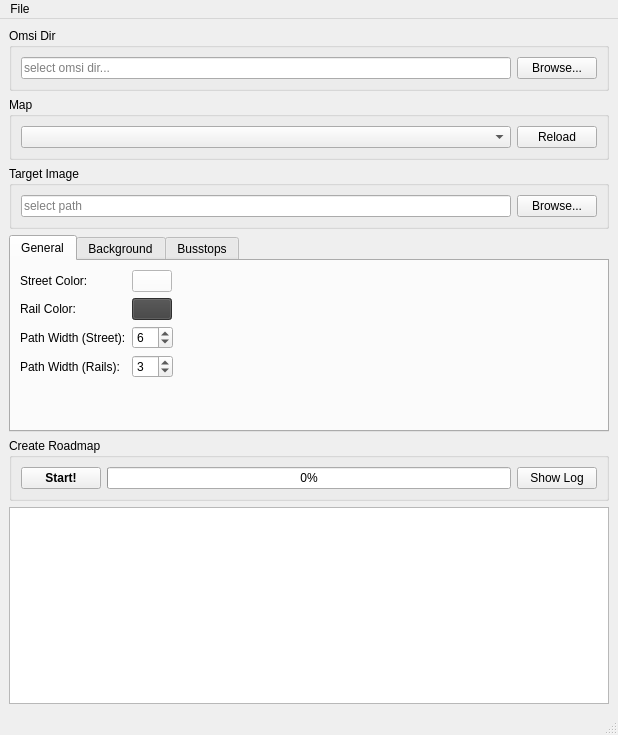
ma7t3/OmsiRoadmapTool, file mainwindow.ui: the form before one commit.
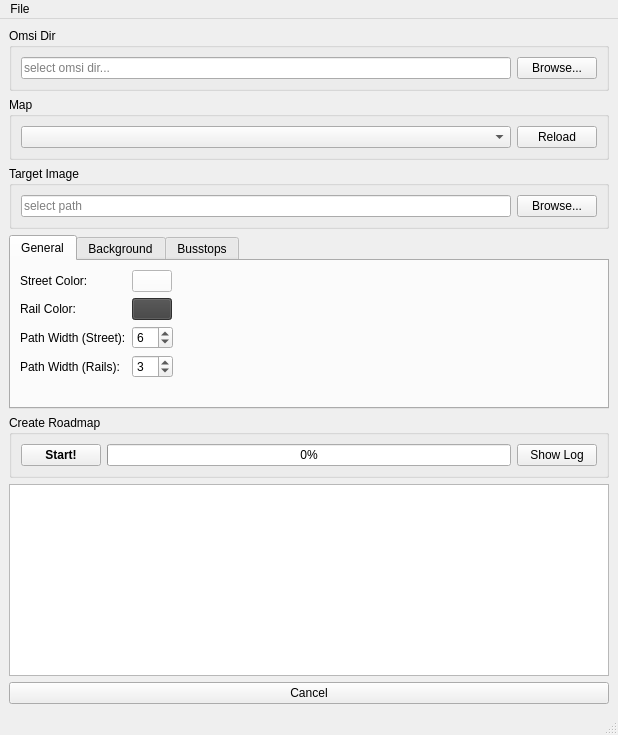
The form after the commit.

Commit message: Add cancel function

Patch:
```diff
--- a/mainwindow.ui
+++ b/mainwindow.ui
@@ -453,6 +453,13 @@
     <item>
      <widget class="QListWidget" name="lwLog"/>
     </item>
+    <item>
+     <widget class="QPushButton" name="pbCancel">
+      <property name="text">
+       <string>Cancel</string>
+      </property>
+     </widget>
+    </item>
    </layout>
   </widget>
   <widget class="QMenuBar" name="menubar">
```
The commit also changes 3 other files.
